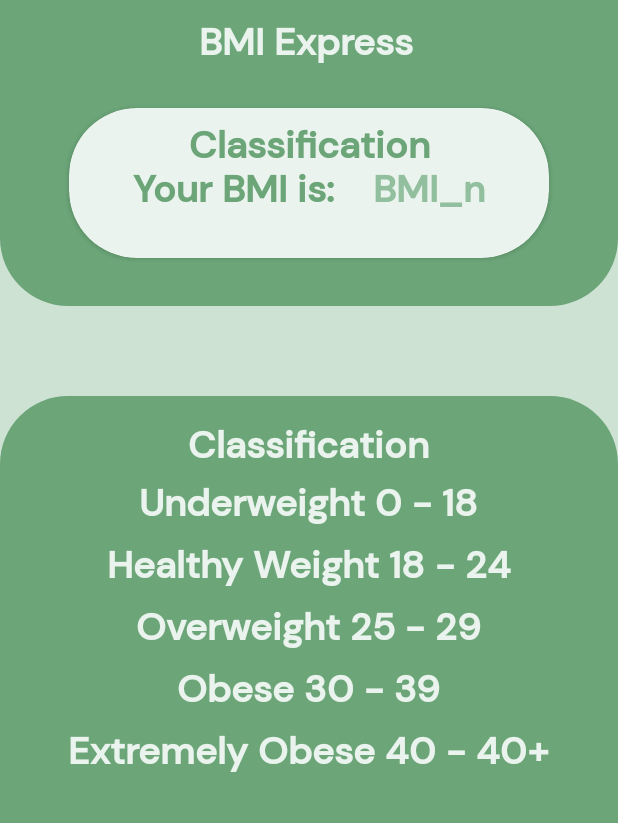
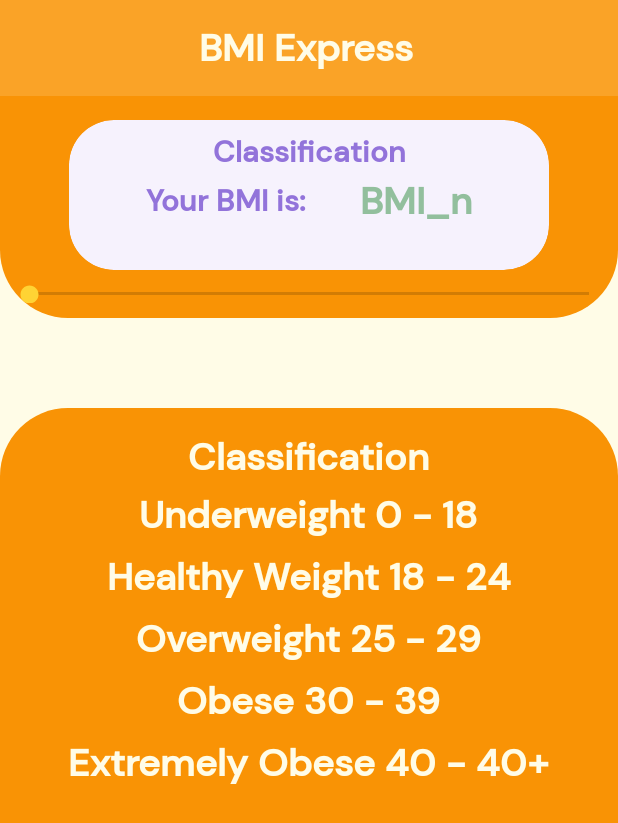
Before and after one commit to JefAssis/BMI_app, an Android app: the layout activity_result.xml on its own in the app's theme, with its tools: preview values and no code run, on a phone screen of 412 x 824 dp. Shown: the top 823 px of the screen. Run offline under Robolectric (Android 15) with nearby library versions, the phone set to English and light mode, and no system bars.

Commit message:
Design changes

```diff
--- a/app/src/main/res/drawable/button_rounded_1.xml
+++ b/app/src/main/res/drawable/button_rounded_1.xml
@@ -1,4 +1,6 @@
 <?xml version="1.0" encoding="utf-8"?>
 <shape xmlns:android="http://schemas.android.com/apk/res/android">
-    <corners android:radius="25dp" />
+    <corners android:radius="50dp"/>
+    <solid
+        android:color="?attr/colorPrimaryVariant"/>
 </shape>
--- a/app/src/main/res/drawable/card_bottom.xml
+++ b/app/src/main/res/drawable/card_down1.xml
@@ -1,9 +1,9 @@
 <?xml version="1.0" encoding="utf-8"?>
 <shape xmlns:android="http://schemas.android.com/apk/res/android">
     <corners
-        android:bottomLeftRadius="0dp"
-        android:bottomRightRadius="0dp"
-        android:topLeftRadius="45dp"
-        android:topRightRadius="45dp" />
-    <solid android:color="?attr/colorSecondary" />
+        android:bottomLeftRadius="45dp"
+        android:bottomRightRadius="45dp"
+        android:topLeftRadius="0dp"
+        android:topRightRadius="0dp" />
+    <solid android:color="?attr/colorPrimary" />
 </shape>
--- a/app/src/main/res/drawable/card_top.xml
+++ b/app/src/main/res/drawable/card_up.xml
@@ -1,9 +1,9 @@
 <?xml version="1.0" encoding="utf-8"?>
 <shape xmlns:android="http://schemas.android.com/apk/res/android">
     <corners
-        android:bottomLeftRadius="45dp"
-        android:bottomRightRadius="45dp"
-        android:topLeftRadius="0dp"
-        android:topRightRadius="0dp" />
-    <solid android:color="?attr/colorSecondary" />
+        android:bottomLeftRadius="0dp"
+        android:bottomRightRadius="0dp"
+        android:topLeftRadius="45dp"
+        android:topRightRadius="45dp" />
+    <solid android:color="?attr/colorPrimary" />
 </shape>
--- a/app/src/main/res/layout/activity_result.xml
+++ b/app/src/main/res/layout/activity_result.xml
@@ -15,7 +15,7 @@
     <androidx.constraintlayout.widget.ConstraintLayout
         android:layout_width="match_parent"
         android:layout_height="wrap_content"
-        android:background="@drawable/card_top">
+        android:background="@drawable/card_down1">
 
         <androidx.cardview.widget.CardView
             android:id="@+id/cv_classification"
@@ -39,7 +39,6 @@
                     android:layout_marginTop="8dp"
                     android:textAlignment="center"
                     android:textStyle="bold"
-                    app:layout_constraintBottom_toBottomOf="parent"
                     app:layout_constraintEnd_toEndOf="parent"
                     app:layout_constraintStart_toStartOf="parent"
                     app:layout_constraintTop_toTopOf="parent"
@@ -61,7 +60,7 @@
 
                 <TextView
                     android:id="@+id/tv_result_BMI"
-                    style="@style/Title2"
+                    style="@style/TitleLight1"
                     android:layout_width="wrap_content"
                     android:layout_height="wrap_content"
                     android:layout_marginTop="8dp"
@@ -74,6 +73,16 @@
                     tools:text="BMI_n" />
             </androidx.constraintlayout.widget.ConstraintLayout>
         </androidx.cardview.widget.CardView>
+
+        <androidx.appcompat.widget.AppCompatSeekBar
+            android:layout_width="405dp"
+            android:layout_height="12dp"
+            app:layout_constraintBottom_toBottomOf="parent"
+            app:layout_constraintEnd_toEndOf="parent"
+            app:layout_constraintStart_toStartOf="parent"
+            app:layout_constraintTop_toBottomOf="@+id/cv_classification">
+
+        </androidx.appcompat.widget.AppCompatSeekBar>
     </androidx.constraintlayout.widget.ConstraintLayout>
 
 
@@ -81,12 +90,12 @@
         android:layout_width="match_parent"
         android:layout_height="match_parent"
         android:layout_marginTop="60dp"
-        android:background="@drawable/card_bottom"
+        android:background="@drawable/card_up"
         android:orientation="vertical">
 
         <TextView
             android:id="@+id/general_classification"
-            style="@style/Title3"
+            style="@style/TitleLight2"
             android:layout_width="wrap_content"
             android:layout_height="wrap_content"
             android:layout_gravity="center"
@@ -94,12 +103,12 @@
             android:text="@string/classification" />
 
         <TextView
-            style="@style/Title2"
+            style="@style/TitleLight1"
             android:layout_width="match_parent"
             android:layout_height="1dp" />
 
         <TextView
-            style="@style/Title3"
+            style="@style/TitleLight2"
             android:layout_width="wrap_content"
             android:layout_height="wrap_content"
             android:layout_gravity="center"
@@ -107,7 +116,7 @@
             android:text="@string/underweight" />
 
         <TextView
-            style="@style/Title3"
+            style="@style/TitleLight2"
             android:layout_width="wrap_content"
             android:layout_height="wrap_content"
             android:layout_gravity="center"
@@ -115,7 +124,7 @@
             android:text="@string/healthy" />
 
         <TextView
-            style="@style/Title3"
+            style="@style/TitleLight2"
             android:layout_width="wrap_content"
             android:layout_height="wrap_content"
             android:layout_gravity="center"
@@ -123,7 +132,7 @@
             android:text="@string/overweight" />
 
         <TextView
-            style="@style/Title3"
+            style="@style/TitleLight2"
             android:layout_width="wrap_content"
             android:layout_height="wrap_content"
             android:layout_gravity="center"
@@ -131,7 +140,7 @@
             android:text="@string/obese" />
 
         <TextView
-            style="@style/Title3"
+            style="@style/TitleLight2"
             android:layout_width="wrap_content"
             android:layout_height="wrap_content"
             android:layout_gravity="center"
--- a/app/src/main/res/layout/toolbar_main.xml
+++ b/app/src/main/res/layout/toolbar_main.xml
@@ -2,12 +2,12 @@
 <androidx.appcompat.widget.Toolbar xmlns:android="http://schemas.android.com/apk/res/android"
     xmlns:app="http://schemas.android.com/apk/res-auto"
     android:layout_width="match_parent"
-    android:layout_height="?attr/actionBarSize"
+    android:layout_height="64dp"
     android:id="@+id/toolbar"
-    android:background="?attr/colorSecondary">
+    android:background="?attr/colorSecondaryVariant">
 
     <TextView
-        style="@style/Title3"
+        style="@style/TitleLight2"
         android:layout_width="wrap_content"
         android:layout_height="wrap_content"
         android:text="@string/bmi_calculator"
--- a/app/src/main/res/values-night/dark_theme.xml
+++ b/app/src/main/res/values-night/dark_theme.xml
@@ -1,10 +1,10 @@
 <resources xmlns:tools="http://schemas.android.com/tools">
     <style name="Base.Theme._1_Projeto" parent="Theme.MaterialComponents.DayNight.NoActionBar">
         <item name="colorPrimary">@color/green_800</item>
-        <item name="colorPrimaryVariant">@color/green_50</item>
+        <item name="colorPrimaryVariant">@color/purple_50</item>
         <item name="colorOnPrimary">@color/green_grey</item>
         <item name="colorSecondary">@color/green_1000</item>
-        <item name="colorSecondaryVariant">@color/green_50</item>
+        <item name="colorSecondaryVariant">@color/purple_50</item>
         <item name="colorOnSecondary">@color/white</item>
         <item name="android:statusBarColor">?attr/colorSecondary</item>
         <item name="android:navigationBarColor">?attr/colorSecondary</item>
@@ -24,14 +24,14 @@
         <item name="android:textStyle">bold</item>
     </style>
 
-    <style name="Title2" parent="Widget.AppCompat.TextView">
+    <style name="TitleLight1" parent="Widget.AppCompat.TextView">
         <item name="android:textSize">25sp</item>
         <item name="fontFamily">@font/dm_sans_medium</item>
         <item name="android:textColor">@color/green_300</item>
         <item name="android:textStyle">bold</item>
     </style>
 
-    <style name="Title3" parent="Widget.AppCompat.TextView">
+    <style name="TitleLight2" parent="Widget.AppCompat.TextView">
         <item name="android:textSize">23sp</item>
         <item name="fontFamily">@font/dm_sans_medium</item>
         <item name="android:textColor">@color/green_200</item>
--- a/app/src/main/res/values/colors.xml
+++ b/app/src/main/res/values/colors.xml
@@ -6,13 +6,16 @@
     <color name="green_800">#517357</color>
     <color name="green_600">#62966d</color>
     <color name="green_500">#6ba578</color>
-    <color name="green_400">#7db28a</color>
+    <color name="purple_500">#9273DA</color>
     <color name="green_300">#92bf9d</color>
     <color name="green_200">#afd0b8</color>
-    <color name="green_100">#cde2d3</color>
-    <color name="green_50">#eaf3ed</color>
+    <color name="green_100">#fbd24e</color>
+    <color name="purple_50">#F6F2FD</color>
     <color name="white">#FFFFFF</color>
     <color name="black">#000000</color>
-
-
+    <color name="orange_400">#FAA327</color>
+    <color name="orange_500">#f99305</color>
+    <color name="yellow_600">#FFD334</color>
+    <color name="darker_green">#498456</color>
+    <color name="yellow_50">#fffce7</color>
 </resources>
--- a/app/src/main/res/values/light_theme.xml
+++ b/app/src/main/res/values/light_theme.xml
@@ -1,52 +1,91 @@
 <resources xmlns:tools="http://schemas.android.com/tools">
 
     <style name="Base.Theme._1_Projeto" parent="Theme.MaterialComponents.DayNight.NoActionBar">
-        <item name="colorPrimary">@color/green_500</item>
-        <item name="colorPrimaryVariant">@color/green_50</item>
-        <item name="colorOnPrimary">@color/green_100</item>
-        <item name="colorSecondary">@color/green_500</item>
-        <item name="colorSecondaryVariant">@color/green_800</item>
+        <item name="colorPrimary">@color/orange_500</item>
+        <item name="colorPrimaryVariant">@color/purple_50</item>
+        <item name="colorOnPrimary">@color/yellow_50</item>
+        <item name="colorSecondary">@color/yellow_600</item>
+        <item name="colorSecondaryVariant">@color/orange_400</item>
         <item name="colorOnSecondary">@color/white</item>
-        <item name="android:statusBarColor">?attr/colorSecondary</item>
-        <item name="android:navigationBarColor">?attr/colorSecondary</item>
+        <item name="android:statusBarColor">?attr/colorSecondaryVariant</item>
+        <item name="android:navigationBarColor">?attr/colorOnSecondary</item>
     </style>
 
     <style name="Theme.1_Projeto" parent="Base.Theme._1_Projeto" />
 
-    <style name="EditsText1" parent="Widget.AppCompat.EditText">
-        <item name="android:textColor">@color/green_500</item>
-        <item name="android:textColorHint">@color/green_500</item>
+    <style name="TextInputLayout1" parent="Widget.Design.TextInputLayout">
+        <item name="boxBackgroundColor">@color/white</item>
+        <item name="boxCornerRadiusBottomEnd">25sp</item>
+        <item name="boxCornerRadiusBottomStart">25sp</item>
+        <item name="boxCornerRadiusTopEnd">25sp</item>
+        <item name="boxCornerRadiusTopStart">25sp</item>
+        <item name="android:textColorHint">?attr/colorPrimary</item>
+        <item name="android:textSize">20sp</item>
     </style>
 
     <style name="Title1" parent="Widget.AppCompat.TextView">
-        <item name="android:textSize">25sp</item>
+        <item name="android:textSize">20sp</item>
         <item name="fontFamily">@font/dm_sans_medium</item>
-        <item name="android:textColor">@color/green_500</item>
+        <item name="android:textColor">@color/purple_500</item>
         <item name="android:textStyle">bold</item>
     </style>
 
-    <style name="Title2" parent="Widget.AppCompat.TextView">
+    <style name="TitleLight1" parent="Widget.AppCompat.TextView">
         <item name="android:textSize">25sp</item>
         <item name="fontFamily">@font/dm_sans_medium</item>
         <item name="android:textColor">@color/green_300</item>
         <item name="android:textStyle">bold</item>
     </style>
 
-    <style name="Title3" parent="Widget.AppCompat.TextView">
+    <style name="TitleLight2" parent="Widget.AppCompat.TextView">
         <item name="android:textSize">25sp</item>
         <item name="fontFamily">@font/dm_sans_medium</item>
-        <item name="android:textColor">@color/green_50</item>
+        <item name="android:textColor">@color/yellow_50</item>
+        <item name="android:textStyle">bold</item>
+    </style>
+
+    <style name="TitleLight4" parent="Widget.AppCompat.TextView">
+        <item name="android:textSize">45sp</item>
+        <item name="fontFamily">@font/dm_sans_medium</item>
+        <item name="android:textColor">@color/yellow_50</item>
+        <item name="android:textStyle">bold</item>
+    </style>
+
+    <style name="TitleLight3" parent="Widget.AppCompat.TextView">
+        <item name="android:textSize">28sp</item>
+        <item name="fontFamily">@font/dm_sans_medium</item>
+        <item name="android:textColor">@color/purple_50</item>
+        <item name="android:textStyle">bold</item>
+    </style>
+
+    <style name="ButtonText" parent="Widget.AppCompat.TextView">
+        <item name="android:textSize">25sp</item>
+        <item name="fontFamily">@font/dm_sans_medium</item>
+        <item name="android:textColor">@color/green_800</item>
+        <item name="android:textStyle">bold</item>
+    </style>
+
+    <style name="TitleText" parent="Widget.AppCompat.TextView">
+        <item name="android:textSize">25sp</item>
+        <item name="fontFamily">@font/dm_sans_medium</item>
+        <item name="android:textColor">?attr/colorPrimary</item>
         <item name="android:textStyle">bold</item>
     </style>
 
     <style name="Cards1" parent="CardView">
-        <item name="cardCornerRadius">45dp</item>
+        <item name="cardCornerRadius">30dp</item>
         <item name="android:layout_width">320dp</item>
         <item name="android:layout_height">100dp</item>
         <item name="elevation">40dp</item>
-        <item name="android:backgroundTint">@color/green_50</item>
+        <item name="android:backgroundTint">?attr/colorPrimaryVariant</item>
         <item name="android:layout_marginTop">16dp</item>
     </style>
 
+    <style name="BottomNav" parent="Widget.Design.BottomNavigationView">
+        <item name="android:topLeftRadius">45dp</item>
+        <item name="android:topRightRadius">45dp</item>
+        <item name="itemIconTint">?attr/colorPrimaryVariant</item>
+        <item name="itemTextColor">?attr/colorPrimaryVariant</item>
+    </style>
 
 </resources>
--- a/build.gradle
+++ b/build.gradle
@@ -3,4 +3,5 @@ plugins {
     id 'com.android.application' version '8.0.1' apply false
     id 'com.android.library' version '8.0.1' apply false
     id 'org.jetbrains.kotlin.android' version '1.8.20' apply false
+    id 'com.google.devtools.ksp' version '1.8.10-1.0.9' apply false
 }
```
Also changed, not shown: app/build.gradle (+8 -1 lines), app/src/main/java/com/bmi_express/myapp/MainActivity.kt (+10 -29 lines), app/src/main/java/com/bmi_express/myapp/ResultActivity.kt (+5 -17 lines), app/src/main/res/layout/activity_main.xml (+146 -81 lines), app/src/main/res/values/strings.xml (+3 -5 lines).
